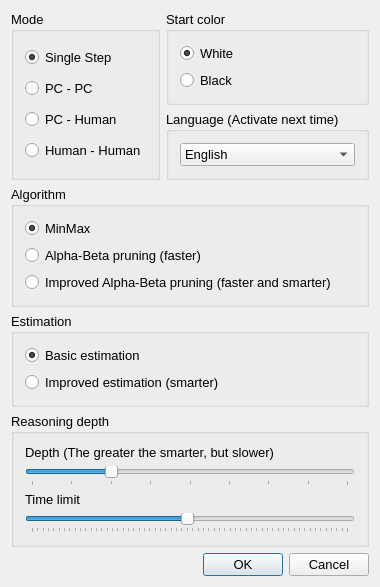
Above: Morris/Source/DlgSetting.ui from congchenutd/morris before the change. Below: the same form after it.
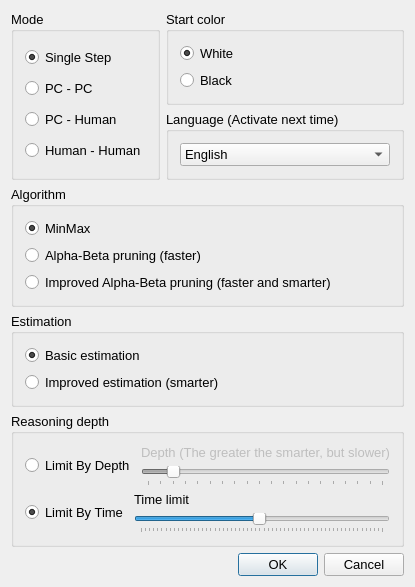
That is the form after the change.

```diff
--- a/Morris/Source/DlgSetting.ui
+++ b/Morris/Source/DlgSetting.ui
@@ -6,8 +6,8 @@
    <rect>
     <x>0</x>
     <y>0</y>
-    <width>351</width>
-    <height>536</height>
+    <width>404</width>
+    <height>544</height>
    </rect>
   </property>
   <property name="font">
@@ -175,9 +175,23 @@
      <property name="title">
       <string>Reasoning depth</string>
      </property>
+     <layout class="QVBoxLayout" name="verticalLayout_8">
+      <item>
+       <layout class="QHBoxLayout" name="horizontalLayout">
+        <item>
+         <widget class="QRadioButton" name="radioLimitByDepth">
+          <property name="text">
+           <string>Limit By Depth</string>
+          </property>
+         </widget>
+        </item>
+        <item>
      <layout class="QVBoxLayout" name="verticalLayout_5">
       <item>
        <widget class="QLabel" name="labelDepth">
+            <property name="enabled">
+             <bool>false</bool>
+            </property>
         <property name="text">
          <string>Depth (The greater the smarter, but slower)</string>
         </property>
@@ -185,11 +199,14 @@
       </item>
       <item>
        <widget class="QSlider" name="sliderDepth">
+            <property name="enabled">
+             <bool>false</bool>
+            </property>
         <property name="minimum">
          <number>1</number>
         </property>
         <property name="maximum">
-         <number>9</number>
+             <number>20</number>
         </property>
         <property name="pageStep">
          <number>1</number>
@@ -205,6 +222,24 @@
         </property>
        </widget>
       </item>
+         </layout>
+        </item>
+       </layout>
+      </item>
+      <item>
+       <layout class="QHBoxLayout" name="horizontalLayout_2">
+        <item>
+         <widget class="QRadioButton" name="radioLimitByTime">
+          <property name="text">
+           <string>Limit By Time</string>
+          </property>
+          <property name="checked">
+           <bool>true</bool>
+          </property>
+         </widget>
+        </item>
+        <item>
+         <layout class="QVBoxLayout" name="verticalLayout_7">
       <item>
        <widget class="QLabel" name="labelTimeLimit">
         <property name="text">
@@ -235,9 +270,13 @@
        </widget>
       </item>
      </layout>
+        </item>
+       </layout>
+      </item>
+     </layout>
     </widget>
    </item>
-   <item row="5" column="0" colspan="2">
+   <item row="5" column="1">
     <widget class="QDialogButtonBox" name="buttonBox">
      <property name="standardButtons">
       <set>QDialogButtonBox::Cancel|QDialogButtonBox::Ok</set>
```
Left out of the diff: 76 changed lines with no effect on the pictures. Lines whose indentation alone changed are shown as unchanged.
